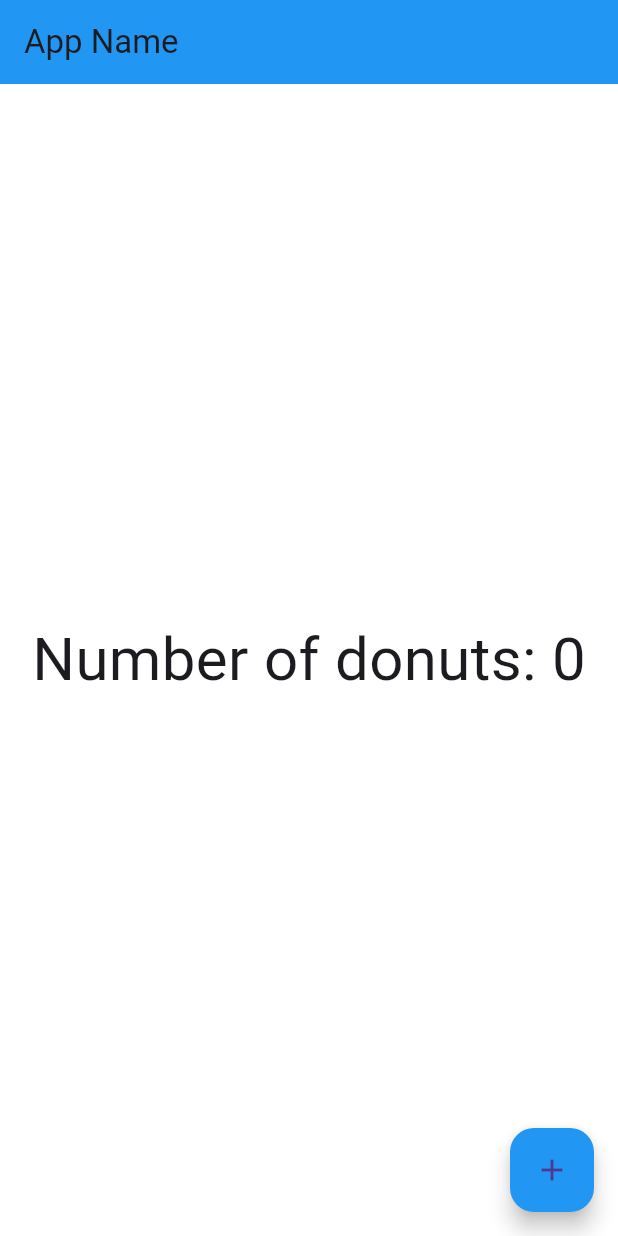
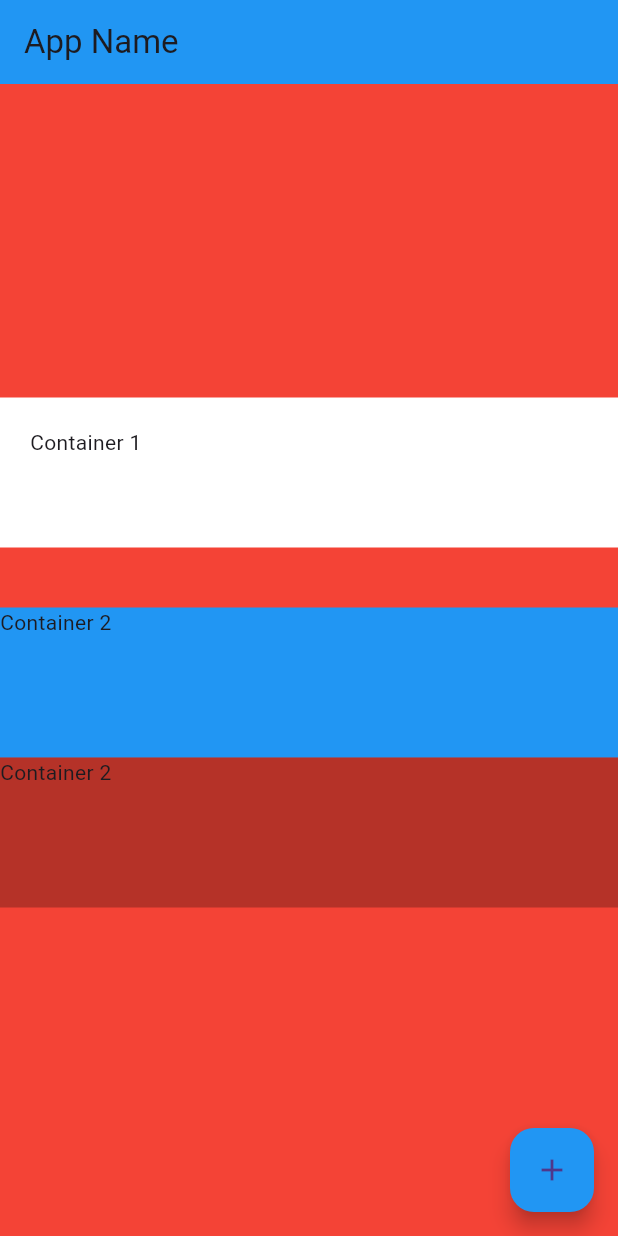
Before and after one commit to nelvison-benedetto/flutter-business_card, a Flutter app: the screen it shows after launch, on a phone screen of 412 x 824 dp. Run offline on Flutter 3.47's test engine with Material 3 defaults, Android fonts, the light colour scheme and no system bars.

Commit message:
working on axis

```diff
--- a/lib/main.dart
+++ b/lib/main.dart
@@ -17,17 +17,47 @@
   Widget build(BuildContext context) {
     return MaterialApp(
         home: Scaffold(
-          backgroundColor: Colors.white,
+          backgroundColor: Colors.red,
           appBar: AppBar(
             backgroundColor: Colors.blue,
             title: Text("App Name"),
           ),
-          body: Center(
-            child: Text(
-              'Number of donuts: ${nDonuts}',
-              style: TextStyle(fontSize: 40),
-            ),
+          body: SafeArea(
+            child: Column(
+              //mainAxisSize: MainAxisSize.min,  //la column si ferma al size dei widget, dont go to bottom of phone
+              //verticalDirection: VerticalDirection.up, //stack widgets from bottom, .down stack from the top
+              mainAxisAlignment: MainAxisAlignment.center, //start/center/end/spaceround/spaceEvely/..
+              crossAxisAlignment: CrossAxisAlignment.stretch,  //stretch/start/end/center/..
+              children: [
+                Container(
+                  color: Colors.white,
+                  height: 100.0,
+                  width: 100.0,
+//margin: EdgeInsets.symmetric(vertical: 50.0,horizontal: 10.0),
+//margin: EdgeInsets.fromLTRB(20, 50, 20, 50),
+                  margin: EdgeInsets.only(bottom: 20),
+                  padding: EdgeInsets.all(20),
+                  child: Text("Container 1"),
+                ),
+                SizedBox(height: 20,),  //work as margin
+                Container(
+                  width: 100, height: 100,
+                  color: Colors.blue,
+                  child: Text("Container 2")
+                ),
+                Container(
+                    width: 100, height: 100,
+                    color: Colors.black26,
+                    child: Text("Container 2")
+                ),
+                Container(
+                  width: double.infinity,  //strecth to all width
+                  height: 10,  //as debug to see it
+                )
+              ],
+            )
           ),
+
           floatingActionButton: FloatingActionButton(
             onPressed:() { setState(() {
               nDonuts++;
```
